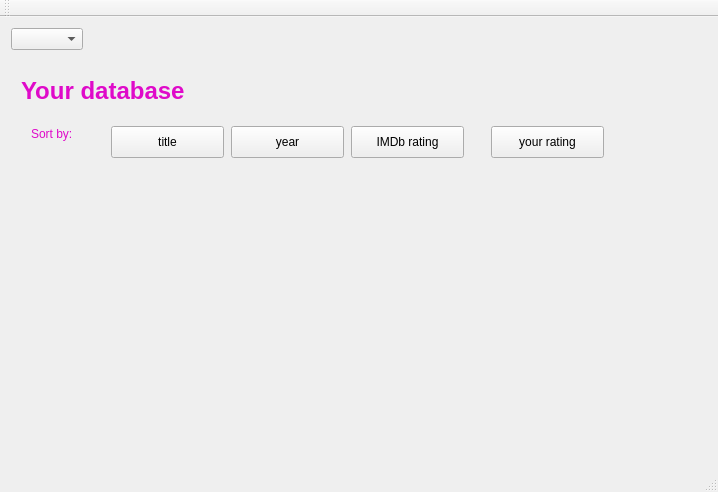
Above: mainwindow.ui from pikulm/FilmLibrary before the change. Below: the same form after it.
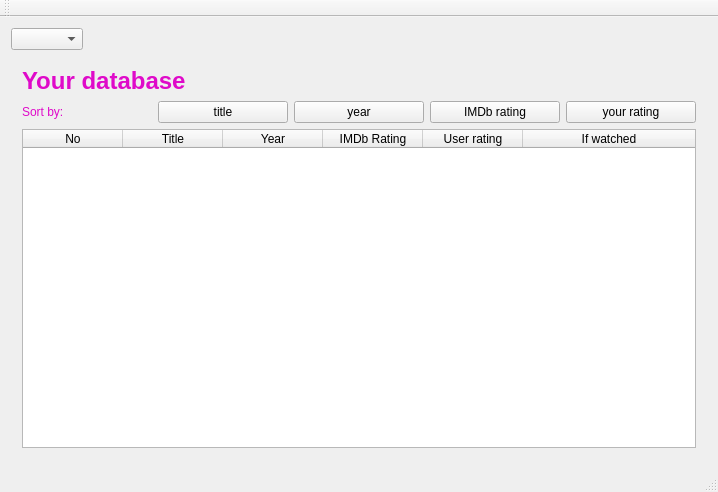
That is the form after the change. The open tabs and pages were chosen to show the change.

Commit message: Implemented UI of viewing database

What changed in the file:
```diff
--- a/mainwindow.ui
+++ b/mainwindow.ui
@@ -228,15 +228,9 @@
        </layout>
       </widget>
       <widget class="QWidget" name="page_3">
+       <layout class="QGridLayout" name="gridLayout_3">
+        <item row="0" column="0" colspan="5">
        <widget class="QLabel" name="label_21">
-        <property name="geometry">
-         <rect>
-          <x>10</x>
-          <y>20</y>
-          <width>670</width>
-          <height>31</height>
-         </rect>
-        </property>
         <property name="text">
          <string>&lt;html&gt;&lt;head/&gt;&lt;body&gt;&lt;h1 style=&quot; margin-top:18px; margin-bottom:12px; margin-left:0px; margin-right:0px; -qt-block-indent:0; text-indent:0px;&quot;&gt;&lt;span style=&quot; font-size:xx-large; font-weight:600; color:#df0ac9;&quot;&gt;Your database&lt;/span&gt;&lt;/h1&gt;&lt;/body&gt;&lt;/html&gt;</string>
         </property>
@@ -244,71 +238,80 @@
          <enum>Qt::RichText</enum>
         </property>
        </widget>
+        </item>
+        <item row="1" column="0">
        <widget class="QLabel" name="label_22">
-        <property name="geometry">
-         <rect>
-          <x>20</x>
-          <y>70</y>
-          <width>59</width>
-          <height>16</height>
-         </rect>
-        </property>
         <property name="text">
          <string>&lt;font color=#df0ac9&gt;Sort by:&lt;/font&gt;</string>
         </property>
        </widget>
+        </item>
+        <item row="1" column="1">
        <widget class="QPushButton" name="titleButton">
-        <property name="geometry">
-         <rect>
-          <x>100</x>
-          <y>70</y>
-          <width>113</width>
-          <height>32</height>
-         </rect>
-        </property>
         <property name="text">
          <string>title</string>
         </property>
        </widget>
+        </item>
+        <item row="1" column="2">
        <widget class="QPushButton" name="yearButton">
-        <property name="geometry">
-         <rect>
-          <x>220</x>
-          <y>70</y>
-          <width>113</width>
-          <height>32</height>
-         </rect>
-        </property>
         <property name="text">
          <string>year</string>
         </property>
        </widget>
+        </item>
+        <item row="1" column="3">
        <widget class="QPushButton" name="imdbRatingButton">
-        <property name="geometry">
-         <rect>
-          <x>340</x>
-          <y>70</y>
-          <width>113</width>
-          <height>32</height>
-         </rect>
-        </property>
         <property name="text">
          <string>IMDb rating</string>
         </property>
        </widget>
+        </item>
+        <item row="1" column="4">
        <widget class="QPushButton" name="userRatingButton">
-        <property name="geometry">
-         <rect>
-          <x>480</x>
-          <y>70</y>
-          <width>113</width>
-          <height>32</height>
-         </rect>
-        </property>
         <property name="text">
          <string>your rating</string>
         </property>
        </widget>
+        </item>
+        <item row="2" column="0" colspan="5">
+         <widget class="QTableWidget" name="tableWidget">
+          <attribute name="horizontalHeaderStretchLastSection">
+           <bool>true</bool>
+          </attribute>
+          <column>
+           <property name="text">
+            <string>No</string>
+           </property>
+          </column>
+          <column>
+           <property name="text">
+            <string>Title</string>
+           </property>
+          </column>
+          <column>
+           <property name="text">
+            <string>Year</string>
+           </property>
+          </column>
+          <column>
+           <property name="text">
+            <string>IMDb Rating</string>
+           </property>
+          </column>
+          <column>
+           <property name="text">
+            <string>User rating</string>
+           </property>
+          </column>
+          <column>
+           <property name="text">
+            <string>If watched</string>
+           </property>
+          </column>
+         </widget>
+        </item>
+       </layout>
       </widget>
      </widget>
     </item>
```
Left out of the diff: 2 changed lines with no effect on the pictures. Lines whose indentation alone changed are shown as unchanged. The commit also changes 2 other files.
